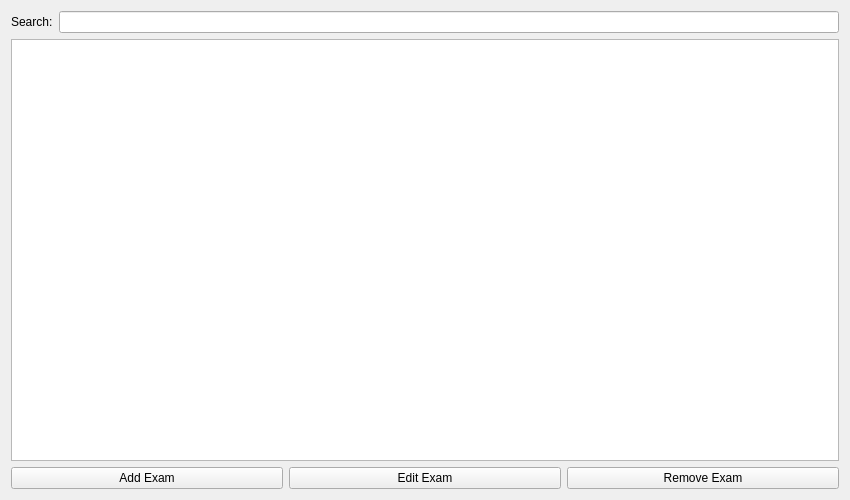
sarimkhan4/SchoolManagementSystem, file AdminPanel/ExamManagement.ui: the form before one commit.
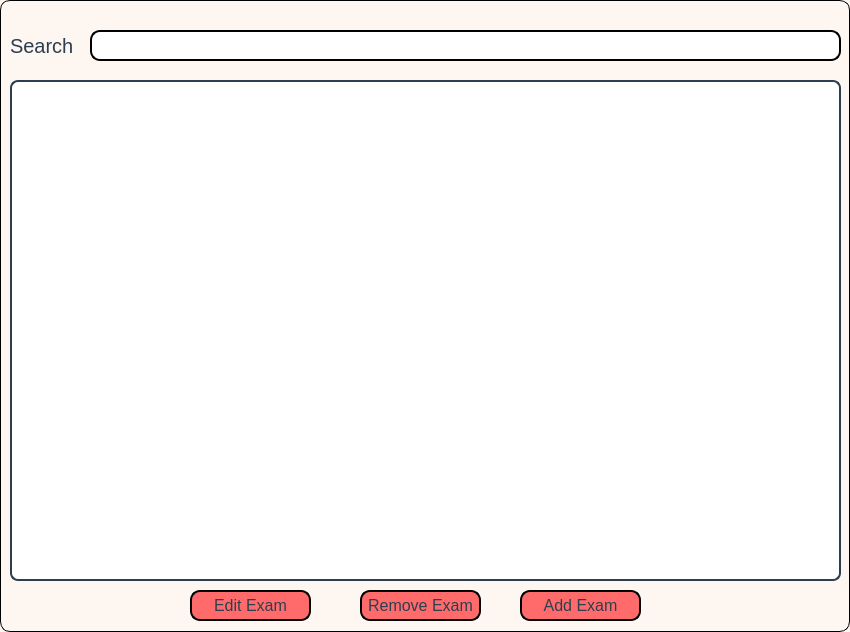
The form after the commit.

Patch:
```diff
--- a/AdminPanel/ExamManagement.ui
+++ b/AdminPanel/ExamManagement.ui
@@ -7,56 +7,201 @@
     <x>0</x>
     <y>0</y>
     <width>850</width>
-    <height>500</height>
+    <height>632</height>
    </rect>
   </property>
   <property name="windowTitle">
    <string>Exam Management</string>
   </property>
-  <layout class="QVBoxLayout" name="verticalLayout">
-   <item>
-    <layout class="QHBoxLayout" name="searchLayout">
-     <item>
-      <widget class="QLabel" name="searchLabel">
-       <property name="text">
-        <string>Search:</string>
-       </property>
-      </widget>
-     </item>
-     <item>
-      <widget class="QLineEdit" name="searchBar"/>
-     </item>
-    </layout>
-   </item>
-   <item>
-    <widget class="QTableView" name="examTable"/>
-   </item>
-   <item>
-    <layout class="QHBoxLayout" name="buttonLayout">
-     <item>
-      <widget class="QPushButton" name="addButton">
-       <property name="text">
-        <string>Add Exam</string>
-       </property>
-      </widget>
-     </item>
-     <item>
-      <widget class="QPushButton" name="editButton">
-       <property name="text">
-        <string>Edit Exam</string>
-       </property>
-      </widget>
-     </item>
-     <item>
-      <widget class="QPushButton" name="removeButton">
-       <property name="text">
-        <string>Remove Exam</string>
-       </property>
-      </widget>
-     </item>
-    </layout>
-   </item>
-  </layout>
+  <property name="layoutDirection">
+   <enum>Qt::LayoutDirection::LeftToRight</enum>
+  </property>
+  <property name="styleSheet">
+   <string notr="true">QWidget#ExamManagement {
+        background-color: #fef6f0   ;
+        border: 1px solid black;
+        border-radius: 10%;
+}</string>
+  </property>
+  <widget class="QTableView" name="examTable">
+   <property name="geometry">
+    <rect>
+     <x>10</x>
+     <y>80</y>
+     <width>831</width>
+     <height>501</height>
+    </rect>
+   </property>
+   <property name="styleSheet">
+    <string notr="true">QTableView#examTable {
+    border: 1.5px solid #2c3e50;
+    border-radius: 8px;
+    background-color: #ffffff;
+    font-family: 'Segoe UI', sans-serif;
+    font-size: 11pt;
+    color: #2c3e50;
+    gridline-color: #ecf0f1;
+    alternate-background-color: #f7f9fa;
+    selection-background-color: #d6eaf8;
+    selection-color: #1a252f;
+}
+
+QHeaderView::section {
+    background-color: #2c3e50;
+    color: white;
+    font-weight: bold;
+    font-size: 11pt;
+    padding: 6px;
+    border: none;
+    font-family: 'Segoe UI', sans-serif;
+}
+
+QTableView QTableCornerButton::section {
+    background-color: #2c3e50;
+    border: none;
+}
+
+QTableView::item {
+    padding: 6px;
+    font-size: 10.5pt;
+}
+
+QTableView::item:selected {
+    background-color: #d6eaf8;
+    color: #1a252f;
+}
+</string>
+   </property>
+  </widget>
+  <widget class="QPushButton" name="removeButton">
+   <property name="geometry">
+    <rect>
+     <x>360</x>
+     <y>590</y>
+     <width>121</width>
+     <height>31</height>
+    </rect>
+   </property>
+   <property name="focusPolicy">
+    <enum>Qt::FocusPolicy::StrongFocus</enum>
+   </property>
+   <property name="styleSheet">
+    <string notr="true">QPushButton#removeButton {
+    background-color: #ff6b6b;
+    border: 1.5px solid black;
+    border-radius: 10px;
+    font-size: 16px;
+color: #2c3e50 ;
+}
+
+QPushButton#removeButton:hover {
+color: #2c3e50 ;
+    background-color: #ee5253;
+}
+
+</string>
+   </property>
+   <property name="text">
+    <string>Remove Exam</string>
+   </property>
+  </widget>
+  <widget class="QPushButton" name="editButton">
+   <property name="geometry">
+    <rect>
+     <x>190</x>
+     <y>590</y>
+     <width>121</width>
+     <height>31</height>
+    </rect>
+   </property>
+   <property name="styleSheet">
+    <string notr="true">QPushButton#editButton {
+    background-color: #ff6b6b;
+    border: 1.5px solid black;
+    border-radius: 10px;
+    font-size: 16px;
+color: #2c3e50 ;
+}
+
+QPushButton#editButton:hover {
+color: #2c3e50 ;
+    background-color: #ee5253;
+}
+
+</string>
+   </property>
+   <property name="text">
+    <string>Edit Exam</string>
+   </property>
+  </widget>
+  <widget class="QPushButton" name="addButton">
+   <property name="geometry">
+    <rect>
+     <x>520</x>
+     <y>590</y>
+     <width>121</width>
+     <height>31</height>
+    </rect>
+   </property>
+   <property name="styleSheet">
+    <string notr="true">QPushButton#addButton {
+    background-color: #ff6b6b;
+    border: 1.5px solid black;
+    border-radius: 10px;
+    font-size: 16px;
+color: #2c3e50 ;
+}
+
+QPushButton#addButton:hover {
+color: #2c3e50 ;
+    background-color: #ee5253;
+}
+
+</string>
+   </property>
+   <property name="text">
+    <string>Add Exam</string>
+   </property>
+  </widget>
+  <widget class="QLineEdit" name="searchBar">
+   <property name="geometry">
+    <rect>
+     <x>90</x>
+     <y>30</y>
+     <width>751</width>
+     <height>31</height>
+    </rect>
+   </property>
+   <property name="styleSheet">
+    <string notr="true">QLineEdit#searchBar {
+    color: black;;
+    border: 1.5px solid black;;
+    border-radius: 10px;
+        font-size: 16px;
+        padding: 0px 8px 0px 8px;
+}
+</string>
+   </property>
+  </widget>
+  <widget class="QLabel" name="searchLabel">
+   <property name="geometry">
+    <rect>
+     <x>10</x>
+     <y>30</y>
+     <width>71</width>
+     <height>31</height>
+    </rect>
+   </property>
+   <property name="styleSheet">
+    <string notr="true">QLabel#searchLabel {
+        font-size: 20px;
+        color: #2c3e50 ;
+}</string>
+   </property>
+   <property name="text">
+    <string>Search</string>
+   </property>
+  </widget>
  </widget>
  <resources/>
  <connections/>
```
